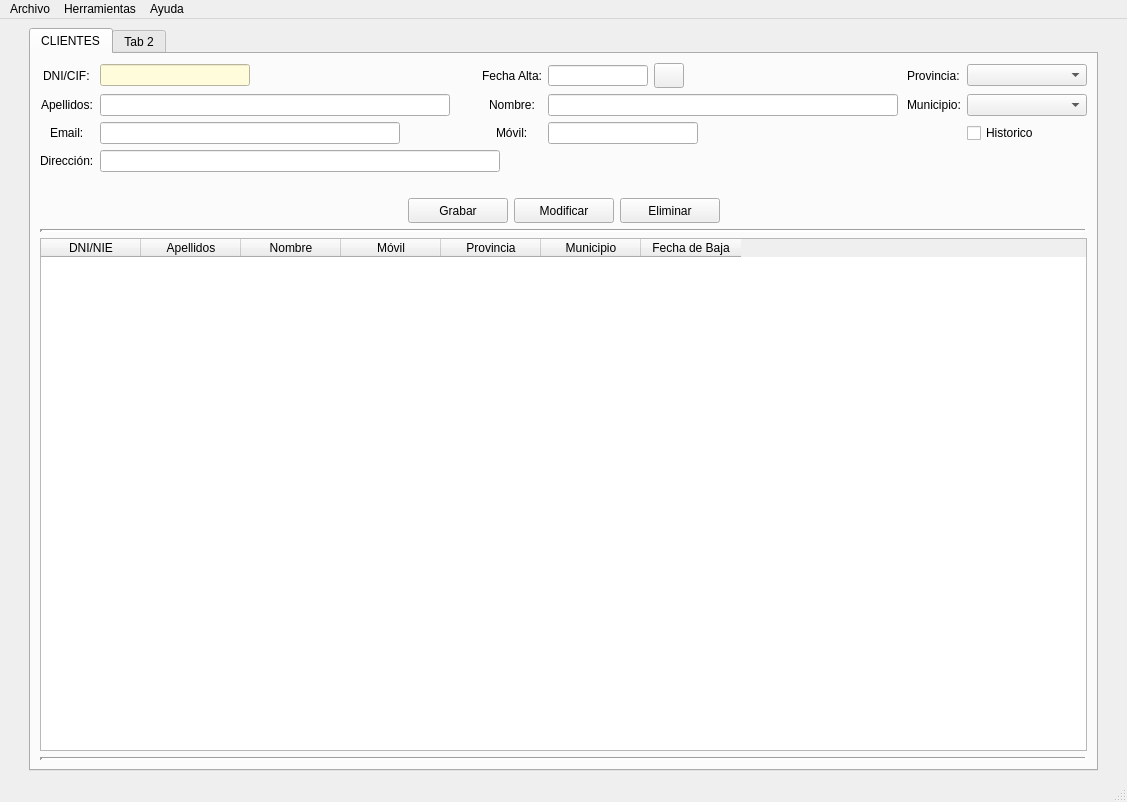
AmarinoLama/desarrolloInterfaces_Proyecto, file templates/venPrincipal.ui: the form before one commit.
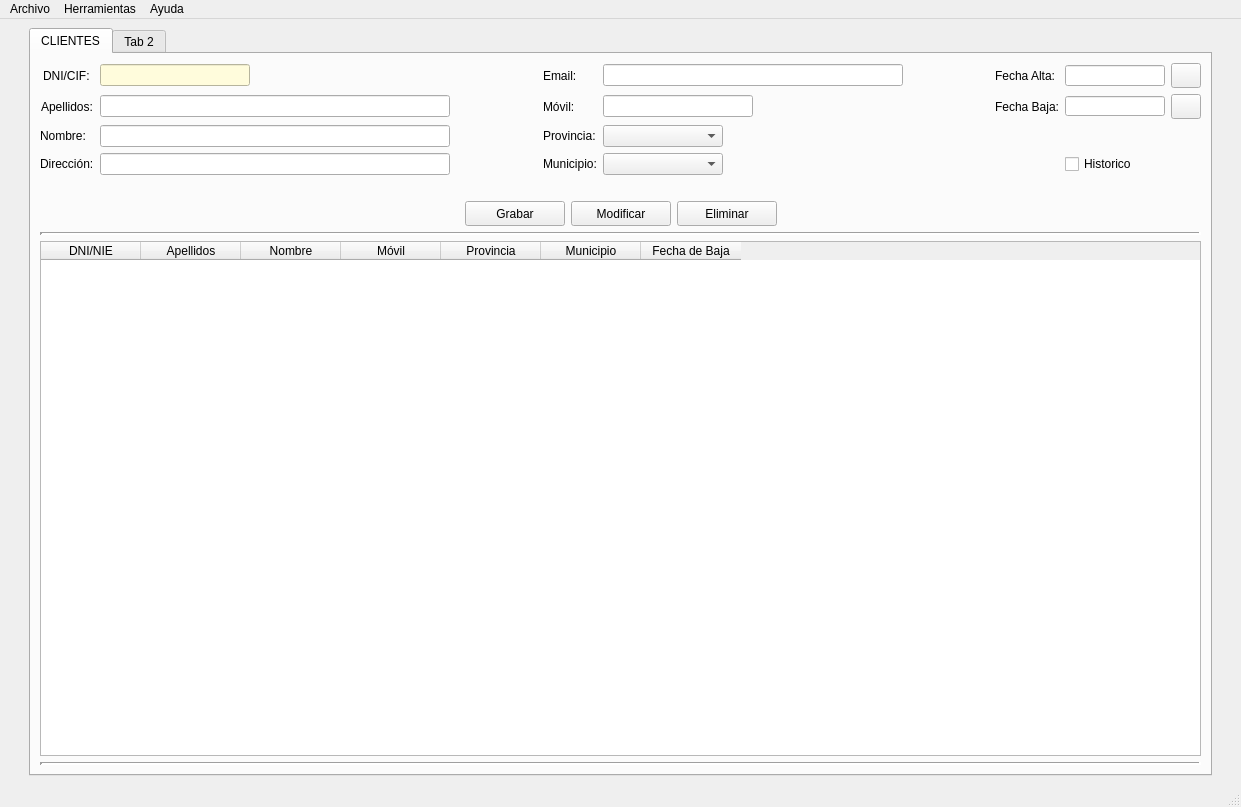
The form after the commit. Icons and pictures are not drawn.

Commit message: feat() : cambiar interfaz y añadir fecha baja

Diff of the .ui file:
```diff
--- a/templates/venPrincipal.ui
+++ b/templates/venPrincipal.ui
@@ -6,8 +6,8 @@
    <rect>
     <x>0</x>
     <y>0</y>
-    <width>1127</width>
-    <height>802</height>
+    <width>1241</width>
+    <height>807</height>
    </rect>
   </property>
   <property name="windowTitle">
@@ -22,23 +22,7 @@
   </property>
   <widget class="QWidget" name="centralwidget">
    <layout class="QGridLayout" name="gridLayout_2">
-    <item row="0" column="0">
-     <spacer name="horizontalSpacer_7">
-      <property name="orientation">
-       <enum>Qt::Horizontal</enum>
-      </property>
-      <property name="sizeType">
-       <enum>QSizePolicy::Minimum</enum>
-      </property>
-      <property name="sizeHint" stdset="0">
-       <size>
-        <width>20</width>
-        <height>20</height>
-       </size>
-      </property>
-     </spacer>
-    </item>
-    <item row="0" column="3">
+    <item row="1" column="3">
      <spacer name="horizontalSpacer_6">
       <property name="orientation">
        <enum>Qt::Horizontal</enum>
@@ -54,7 +38,23 @@
       </property>
      </spacer>
     </item>
-    <item row="0" column="1">
+    <item row="1" column="0">
+     <spacer name="horizontalSpacer_7">
+      <property name="orientation">
+       <enum>Qt::Horizontal</enum>
+      </property>
+      <property name="sizeType">
+       <enum>QSizePolicy::Minimum</enum>
+      </property>
+      <property name="sizeHint" stdset="0">
+       <size>
+        <width>20</width>
+        <height>20</height>
+       </size>
+      </property>
+     </spacer>
+    </item>
+    <item row="1" column="1">
      <widget class="QTabWidget" name="panPrincipal">
       <property name="autoFillBackground">
        <bool>false</bool>
@@ -69,70 +69,156 @@
        <layout class="QVBoxLayout" name="verticalLayout">
         <item>
          <layout class="QGridLayout" name="gridLayout">
+          <item row="2" column="1">
+           <widget class="QLineEdit" name="txtNomcli">
+            <property name="minimumSize">
+             <size>
+              <width>350</width>
+              <height>0</height>
+             </size>
+            </property>
+            <property name="maximumSize">
+             <size>
+              <width>350</width>
+              <height>16777215</height>
+             </size>
+            </property>
+           </widget>
+          </item>
+          <item row="2" column="0">
+           <widget class="QLabel" name="lblNomCli">
+            <property name="text">
+             <string>Nombre:</string>
+            </property>
+           </widget>
+          </item>
+          <item row="2" column="3">
+           <widget class="QLabel" name="lblProvinciacli">
+            <property name="text">
+             <string>Provincia:</string>
+            </property>
+           </widget>
+          </item>
+          <item row="3" column="9">
+           <widget class="QCheckBox" name="chkHistoriacli">
+            <property name="layoutDirection">
+             <enum>Qt::LeftToRight</enum>
+            </property>
+            <property name="text">
+             <string>Historico</string>
+            </property>
+           </widget>
+          </item>
+          <item row="3" column="3">
+           <widget class="QLabel" name="lblMunicipiocli">
+            <property name="text">
+             <string>Municipio:</string>
+            </property>
+           </widget>
+          </item>
+          <item row="3" column="0">
+           <widget class="QLabel" name="lblDireccioncli">
+            <property name="text">
+             <string>Dirección:</string>
+            </property>
+           </widget>
+          </item>
+          <item row="3" column="1">
+           <widget class="QLineEdit" name="txtDireccioncli">
+            <property name="minimumSize">
+             <size>
+              <width>350</width>
+              <height>0</height>
+             </size>
+            </property>
+            <property name="maximumSize">
+             <size>
+              <width>350</width>
+              <height>16777215</height>
+             </size>
+            </property>
+           </widget>
+          </item>
+          <item row="0" column="9">
+           <widget class="QLineEdit" name="txtAltacli">
+            <property name="minimumSize">
+             <size>
+              <width>100</width>
+              <height>20</height>
+             </size>
+            </property>
+            <property name="maximumSize">
+             <size>
+              <width>100</width>
+              <height>21</height>
+             </size>
+            </property>
+           </widget>
+          </item>
           <item row="0" column="3">
-           <widget class="QLabel" name="lblAltacli">
-            <property name="text">
-             <string>Fecha Alta:</string>
-            </property>
-           </widget>
-          </item>
-          <item row="1" column="2">
-           <spacer name="horizontalSpacer_2">
-            <property name="orientation">
-             <enum>Qt::Horizontal</enum>
-            </property>
-            <property name="sizeType">
-             <enum>QSizePolicy::Fixed</enum>
-            </property>
-            <property name="sizeHint" stdset="0">
-             <size>
-              <width>20</width>
-              <height>20</height>
-             </size>
-            </property>
-           </spacer>
-          </item>
-          <item row="2" column="0" alignment="Qt::AlignHCenter">
            <widget class="QLabel" name="lblEmailcli">
             <property name="text">
              <string>Email:</string>
             </property>
            </widget>
           </item>
-          <item row="2" column="2">
-           <spacer name="horizontalSpacer">
-            <property name="orientation">
-             <enum>Qt::Horizontal</enum>
+          <item row="0" column="10">
+           <widget class="QPushButton" name="btnAltacli">
+            <property name="minimumSize">
+             <size>
+              <width>30</width>
+              <height>25</height>
+             </size>
             </property>
-            <property name="sizeType">
-             <enum>QSizePolicy::Fixed</enum>
-            </property>
-            <property name="sizeHint" stdset="0">
+            <property name="maximumSize">
              <size>
-              <width>20</width>
-              <height>20</height>
+              <width>30</width>
+              <height>25</height>
              </size>
             </property>
-           </spacer>
+            <property name="text">
+             <string/>
+            </property>
+            <property name="icon">
+             <iconset>
+              <normaloff>../img/calendar.png</normaloff>../img/calendar.png</iconset>
+            </property>
+           </widget>
           </item>
-          <item row="3" column="0" alignment="Qt::AlignHCenter">
-           <widget class="QLabel" name="lblDireccioncli">
+          <item row="1" column="10">
+           <widget class="QPushButton" name="btnBajacli">
+            <property name="minimumSize">
+             <size>
+              <width>30</width>
+              <height>25</height>
+             </size>
+            </property>
+            <property name="maximumSize">
+             <size>
+              <width>30</width>
+              <height>25</height>
+             </size>
+            </property>
             <property name="text">
-             <string>Dirección:</string>
+             <string/>
             </property>
+            <property name="icon">
+             <iconset>
+              <normaloff>../img/calendar.png</normaloff>../img/calendar.png</iconset>
+            </property>
            </widget>
           </item>
-          <item row="2" column="4" colspan="3">
-           <widget class="QLineEdit" name="txtMovilcli">
+          <item row="1" column="1">
+           <widget class="QLineEdit" name="txtApelcli">
             <property name="minimumSize">
              <size>
-              <width>120</width>
+              <width>350</width>
               <height>0</height>
              </size>
             </property>
             <property name="maximumSize">
              <size>
-              <width>150</width>
+              <width>350</width>
               <height>16777215</height>
              </size>
             </property>
@@ -145,60 +231,31 @@
             </property>
            </widget>
           </item>
-          <item row="1" column="3" alignment="Qt::AlignHCenter">
-           <widget class="QLabel" name="lblNomCli">
-            <property name="text">
-             <string>Nombre:</string>
+          <item row="1" column="7">
+           <spacer name="horizontalSpacer_9">
+            <property name="orientation">
+             <enum>Qt::Horizontal</enum>
             </property>
-           </widget>
-          </item>
-          <item row="1" column="1">
-           <widget class="QLineEdit" name="txtApelcli">
-            <property name="minimumSize">
+            <property name="sizeHint" stdset="0">
              <size>
-              <width>350</width>
-              <height>0</height>
+              <width>40</width>
+              <height>20</height>
              </size>
             </property>
-            <property name="maximumSize">
-             <size>
-              <width>350</width>
-              <height>16777215</height>
-             </size>
-            </property>
-           </widget>
+           </spacer>
           </item>
-          <item row="1" column="4" colspan="3">
-           <widget class="QLineEdit" name="txtNomcli">
-            <property name="minimumSize">
-             <size>
-              <width>350</width>
-              <height>0</height>
-             </size>
+          <item row="0" column="7">
+           <spacer name="horizontalSpacer_8">
+            <property name="orientation">
+             <enum>Qt::Horizontal</enum>
             </property>
-            <property name="maximumSize">
+            <property name="sizeHint" stdset="0">
              <size>
-              <width>350</width>
-              <height>16777215</height>
+              <width>40</width>
+              <height>20</height>
              </size>
             </property>
-           </widget>
-          </item>
-          <item row="2" column="1">
-           <widget class="QLineEdit" name="txtEmailcli">
-            <property name="minimumSize">
-             <size>
-              <width>300</width>
-              <height>0</height>
-             </size>
-            </property>
-            <property name="maximumSize">
-             <size>
-              <width>300</width>
-              <height>16777215</height>
-             </size>
-            </property>
-           </widget>
+           </spacer>
           </item>
           <item row="0" column="0" alignment="Qt::AlignHCenter">
            <widget class="QLabel" name="lblDnicli">
@@ -207,42 +264,10 @@
             </property>
            </widget>
           </item>
-          <item row="0" column="4">
-           <widget class="QLineEdit" name="txtAltacli">
-            <property name="minimumSize">
-             <size>
-              <width>100</width>
-              <height>20</height>
-             </size>
-            </property>
-            <property name="maximumSize">
-             <size>
-              <width>100</width>
-              <height>21</height>
-             </size>
-            </property>
-           </widget>
-          </item>
-          <item row="2" column="3" alignment="Qt::AlignHCenter">
-           <widget class="QLabel" name="lblMovilcli">
+          <item row="1" column="8">
+           <widget class="QLabel" name="lblBajacli">
             <property name="text">
-             <string>Móvil:</string>
-            </property>
-           </widget>
-          </item>
-          <item row="3" column="1" colspan="4">
-           <widget class="QLineEdit" name="txtDireccioncli">
-            <property name="minimumSize">
-             <size>
-              <width>400</width>
-              <height>0</height>
-             </size>
-            </property>
-            <property name="maximumSize">
-             <size>
-              <width>400</width>
-              <height>16777215</height>
-             </size>
+             <string>Fecha Baja:</string>
             </property>
            </widget>
           </item>
@@ -265,72 +290,61 @@
             </property>
            </widget>
           </item>
-          <item row="1" column="8">
-           <widget class="QLabel" name="lblMunicipiocli">
-            <property name="text">
-             <string>Municipio:</string>
+          <item row="3" column="7">
+           <spacer name="horizontalSpacer_10">
+            <property name="orientation">
+             <enum>Qt::Horizontal</enum>
             </property>
-           </widget>
+            <property name="sizeHint" stdset="0">
+             <size>
+              <width>40</width>
+              <height>20</height>
+             </size>
+            </property>
+           </spacer>
           </item>
           <item row="1" column="9">
-           <widget class="QComboBox" name="cmbMunicipiocli">
+           <widget class="QLineEdit" name="txtBajacli">
             <property name="minimumSize">
              <size>
-              <width>120</width>
-              <height>0</height>
+              <width>100</width>
+              <height>20</height>
+             </size>
+            </property>
+            <property name="maximumSize">
+             <size>
+              <width>100</width>
+              <height>20</height>
              </size>
             </property>
            </widget>
           </item>
-          <item row="0" column="9">
-           <widget class="QComboBox" name="cmbProvinciacli">
-            <property name="minimumSize">
-             <size>
-              <width>120</width>
-              <height>0</height>
-             </size>
+          <item row="1" column="3">
+           <widget class="QLabel" name="lblMovilcli">
+            <property name="text">
+             <string>Móvil:</string>
             </property>
            </widget>
           </item>
           <item row="0" column="8">
-           <widget class="QLabel" name="lblProvinciacli">
+           <widget class="QLabel" name="lblAltacli">
             <property name="text">
-             <string>Provincia:</string>
+             <string>Fecha Alta:</string>
             </property>
            </widget>
           </item>
-          <item row="0" column="5">
-           <widget class="QPushButton" name="btnAltacli">
-            <property name="minimumSize">
-             <size>
-              <width>30</width>
-              <height>25</height>
-             </size>
+          <item row="3" column="2">
+           <spacer name="horizontalSpacer">
+            <property name="orientation">
+             <enum>Qt::Horizontal</enum>
             </property>
-            <property name="maximumSize">
+            <property name="sizeHint" stdset="0">
              <size>
-              <width>30</width>
-              <height>25</height>
+              <width>40</width>
+              <height>20</height>
              </size>
             </property>
-            <property name="text">
-             <string/>
-            </property>
-            <property name="icon">
-             <iconset>
-              <normaloff>../img/calendar.png</normaloff>../img/calendar.png</iconset>
-            </property>
-           </widget>
-          </item>
-          <item row="2" column="9">
-           <widget class="QCheckBox" name="chkHistoriacli">
-            <property name="layoutDirection">
-             <enum>Qt::LeftToRight</enum>
-            </property>
-            <property name="text">
-             <string>Historico</string>
-            </property>
-           </widget>
+           </spacer>
           </item>
           <item row="0" column="2">
            <spacer name="horizontalSpacer_3">
@@ -345,8 +359,8 @@
             </property>
            </spacer>
           </item>
-          <item row="1" column="7">
-           <spacer name="horizontalSpacer_9">
+          <item row="1" column="2">
+           <spacer name="horizontalSpacer_2">
             <property name="orientation">
              <enum>Qt::Horizontal</enum>
             </property>
@@ -358,20 +372,7 @@
             </property>
            </spacer>
           </item>
-          <item row="2" column="7">
-           <spacer name="horizontalSpacer_10">
-            <property name="orientation">
-             <enum>Qt::Horizontal</enum>
-            </property>
-            <property name="sizeHint" stdset="0">
-             <size>
-              <width>40</width>
-              <height>20</height>
-             </size>
-            </property>
-           </spacer>
-          </item>
-          <item row="3" column="7">
+          <item row="2" column="2">
            <spacer name="horizontalSpacer_11">
             <property name="orientation">
              <enum>Qt::Horizontal</enum>
@@ -384,8 +385,72 @@
             </property>
            </spacer>
           </item>
-          <item row="0" column="7">
-           <spacer name="horizontalSpacer_8">
+          <item row="0" column="4">
+           <widget class="QLineEdit" name="txtEmailcli">
+            <property name="minimumSize">
+             <size>
+              <width>300</width>
+              <height>0</height>
+             </size>
+            </property>
+            <property name="maximumSize">
+             <size>
+              <width>300</width>
+              <height>16777215</height>
+             </size>
+            </property>
+           </widget>
+          </item>
+          <item row="1" column="4">
+           <widget class="QLineEdit" name="txtMovilcli">
+            <property name="minimumSize">
+             <size>
+              <width>120</width>
+              <height>0</height>
+             </size>
+            </property>
+            <property name="maximumSize">
+             <size>
+              <width>150</width>
+              <height>16777215</height>
+             </size>
+            </property>
+           </widget>
+          </item>
+          <item row="2" column="4">
+           <widget class="QComboBox" name="cmbProvinciacli">
+            <property name="minimumSize">
+             <size>
+              <width>120</width>
+              <height>0</height>
+             </size>
+            </property>
+            <property name="maximumSize">
+             <size>
+              <width>120</width>
+              <height>16777215</height>
+             </size>
+            </property>
+           </widget>
+          </item>
+          <item row="3" column="4">
+           <widget class="QComboBox" name="cmbMunicipiocli">
+            <property name="minimumSize">
+             <size>
+              <width>120</width>
+              <height>0</height>
+             </size>
+            </property>
+            <property name="maximumSize">
+             <size>
+              <width>120</width>
+              <height>16777215</height>
+             </size>
+            </property>
+           </widget>
+          </item>
+          <item row="2" column="7">
+           <spacer name="horizontalSpacer_12">
             <property name="orientation">
              <enum>Qt::Horizontal</enum>
             </property>
@@ -602,7 +667,7 @@
     <rect>
      <x>0</x>
      <y>0</y>
-     <width>1127</width>
+     <width>1241</width>
      <height>21</height>
     </rect>
    </property>
```
The commit also changes 1 other file.
